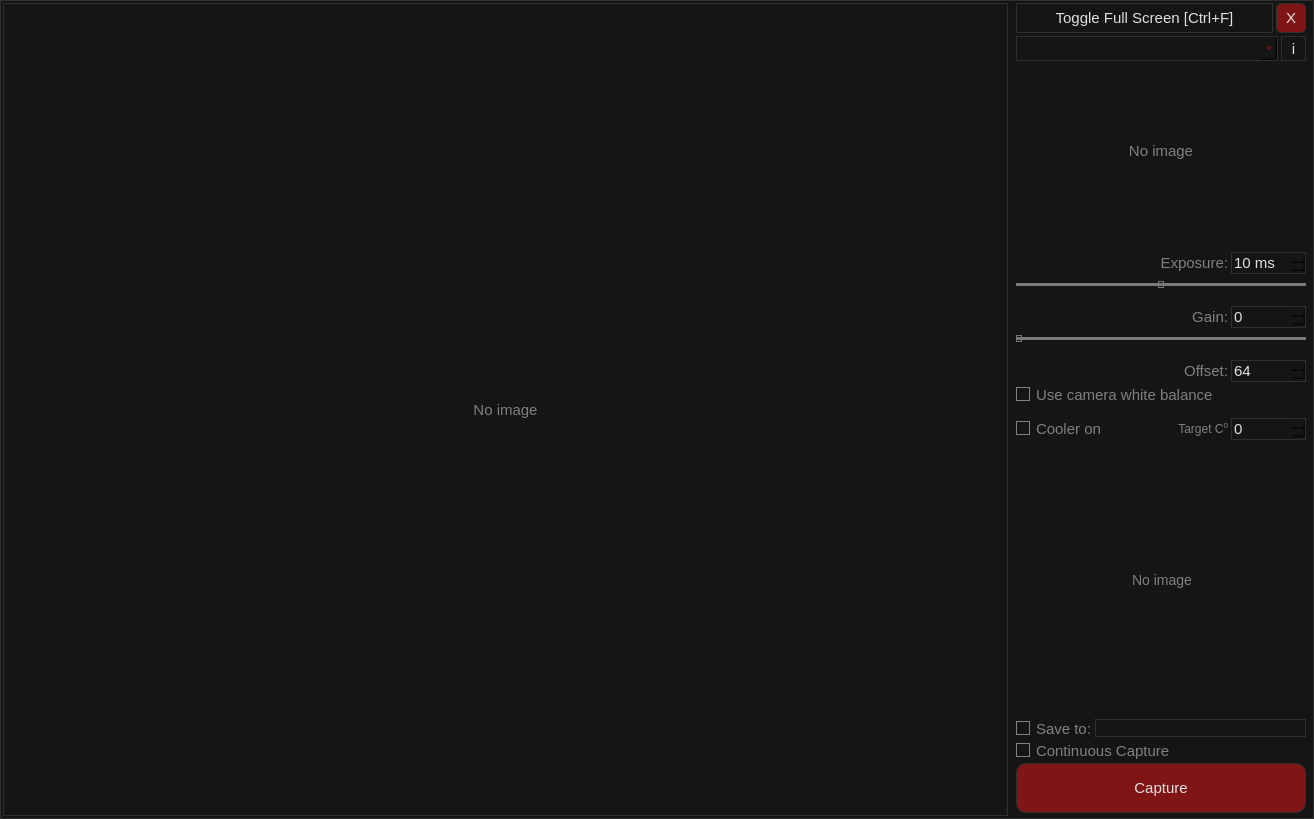
Before: the Qt Designer form mainframe.ui in aleksey-ka/OpenAP-AstroPhotography, drawn with Qt 5.
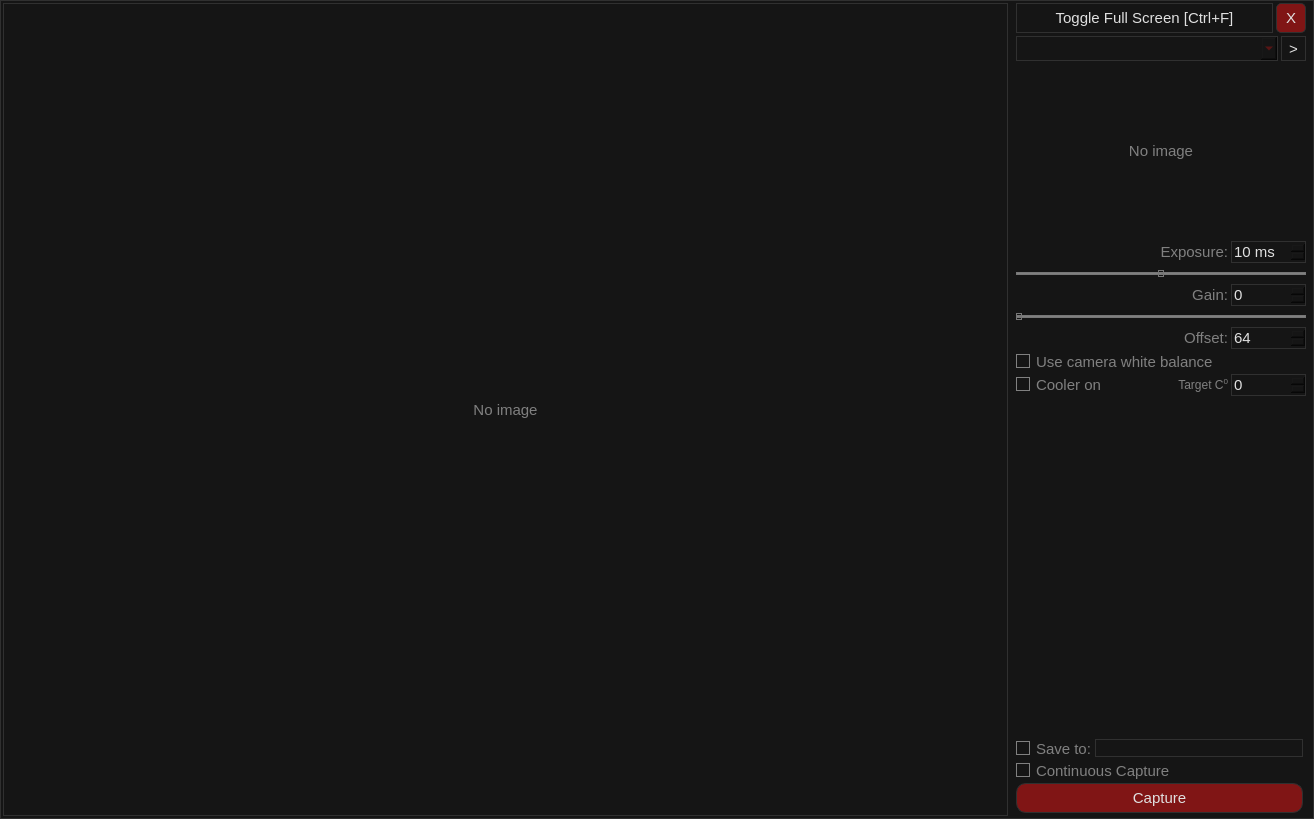
After: the same form once the commit is applied.

Commit message: Conceptual change in UI: open/close camera button

The edit to the form file:
```diff
--- a/mainframe.ui
+++ b/mainframe.ui
@@ -289,7 +289,7 @@
              </font>
             </property>
             <property name="text">
-             <string>i</string>
+             <string>&gt;</string>
             </property>
            </widget>
           </item>
@@ -313,6 +313,36 @@
         </widget>
        </item>
        <item>
+        <widget class="QFrame" name="cameraControlsFrame">
+         <property name="sizePolicy">
+          <sizepolicy hsizetype="Preferred" vsizetype="Fixed">
+           <horstretch>0</horstretch>
+           <verstretch>0</verstretch>
+          </sizepolicy>
+         </property>
+         <property name="frameShape">
+          <enum>QFrame::StyledPanel</enum>
+         </property>
+         <property name="frameShadow">
+          <enum>QFrame::Raised</enum>
+         </property>
+         <layout class="QVBoxLayout" name="verticalLayout_2">
+          <property name="spacing">
+           <number>3</number>
+          </property>
+          <property name="leftMargin">
+           <number>0</number>
+          </property>
+          <property name="topMargin">
+           <number>0</number>
+          </property>
+          <property name="rightMargin">
+           <number>0</number>
+          </property>
+          <property name="bottomMargin">
+           <number>0</number>
+          </property>
+          <item>
         <widget class="QFrame" name="exposureFrame">
          <property name="sizePolicy">
           <sizepolicy hsizetype="Preferred" vsizetype="Fixed">
@@ -327,11 +357,14 @@
           <enum>QFrame::Raised</enum>
          </property>
          <layout class="QHBoxLayout" name="horizontalLayout_4">
+             <property name="spacing">
+              <number>3</number>
+             </property>
           <property name="leftMargin">
-           <number>2</number>
+              <number>0</number>
           </property>
           <property name="topMargin">
-           <number>11</number>
+              <number>0</number>
           </property>
           <property name="rightMargin">
            <number>0</number>
@@ -426,11 +459,14 @@
           <enum>QFrame::Raised</enum>
          </property>
          <layout class="QHBoxLayout" name="horizontalLayout_5">
+             <property name="spacing">
+              <number>3</number>
+             </property>
           <property name="leftMargin">
            <number>0</number>
           </property>
           <property name="topMargin">
-           <number>11</number>
+              <number>0</number>
           </property>
           <property name="rightMargin">
            <number>0</number>
@@ -514,11 +550,14 @@
           <enum>QFrame::Raised</enum>
          </property>
          <layout class="QHBoxLayout" name="horizontalLayout_6">
+             <property name="spacing">
+              <number>3</number>
+             </property>
           <property name="leftMargin">
-           <number>2</number>
+              <number>0</number>
           </property>
           <property name="topMargin">
-           <number>11</number>
+              <number>0</number>
           </property>
           <property name="rightMargin">
            <number>0</number>
@@ -589,11 +628,14 @@
           <enum>QFrame::Raised</enum>
          </property>
          <layout class="QHBoxLayout" name="horizontalLayout_9">
+             <property name="spacing">
+              <number>3</number>
+             </property>
           <property name="leftMargin">
            <number>0</number>
           </property>
           <property name="topMargin">
-           <number>11</number>
+              <number>0</number>
           </property>
           <property name="rightMargin">
            <number>0</number>
@@ -637,6 +679,9 @@
          </layout>
         </widget>
        </item>
+         </layout>
+        </widget>
+       </item>
        <item>
         <widget class="QFrame" name="spacer">
          <property name="frameShape">
@@ -664,7 +709,7 @@
              <string notr="true">font-size:14px;</string>
             </property>
             <property name="text">
-             <string>No image</string>
+             <string/>
             </property>
             <property name="alignment">
              <set>Qt::AlignCenter</set>
@@ -674,6 +719,33 @@
          </layout>
         </widget>
        </item>
+       <item>
+        <widget class="QFrame" name="captureFrame">
+         <property name="sizePolicy">
+          <sizepolicy hsizetype="Preferred" vsizetype="Fixed">
+           <horstretch>0</horstretch>
+           <verstretch>0</verstretch>
+          </sizepolicy>
+         </property>
+         <property name="frameShape">
+          <enum>QFrame::StyledPanel</enum>
+         </property>
+         <property name="frameShadow">
+          <enum>QFrame::Raised</enum>
+         </property>
+         <layout class="QVBoxLayout" name="verticalLayout_3">
+          <property name="spacing">
+           <number>3</number>
+          </property>
+          <property name="leftMargin">
+           <number>0</number>
+          </property>
+          <property name="topMargin">
+           <number>0</number>
+          </property>
+          <property name="bottomMargin">
+           <number>0</number>
+          </property>
        <item>
         <widget class="QFrame" name="saveToFrame">
          <property name="sizePolicy">
@@ -752,6 +824,9 @@
          <property name="text">
           <string>Capture</string>
          </property>
+           </widget>
+          </item>
+         </layout>
         </widget>
        </item>
       </layout>
```
Left out of the diff: 2 changed lines with no effect on the pictures. Lines whose indentation alone changed are shown as unchanged. The commit also changes 2 other files.
